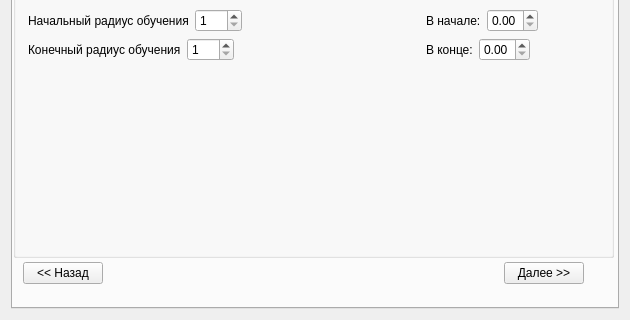
Qt form settingsdialog.ui (vihka-spihka/KohonenMaps) before a commit; both pictures show x 0 to 630 and y 290 to 610 of the 630 by 610 pixel window.
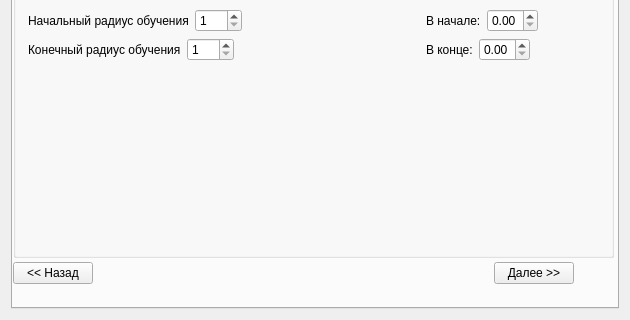
The same form after that commit. The open tabs and pages were chosen to show the change.

What changed in the file:
```diff
--- a/settingsdialog.ui
+++ b/settingsdialog.ui
@@ -685,7 +685,7 @@
       <widget class="QWidget" name="">
        <property name="geometry">
         <rect>
-         <x>10</x>
+         <x>0</x>
          <y>510</y>
          <width>561</width>
          <height>32</height>
```
Left out of the diff: 2 changed lines with no effect on the pictures.
